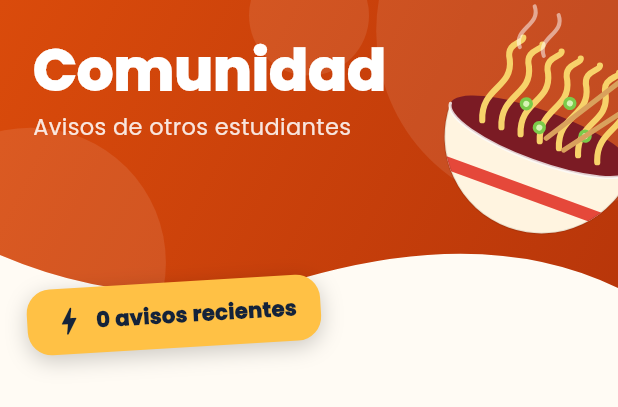
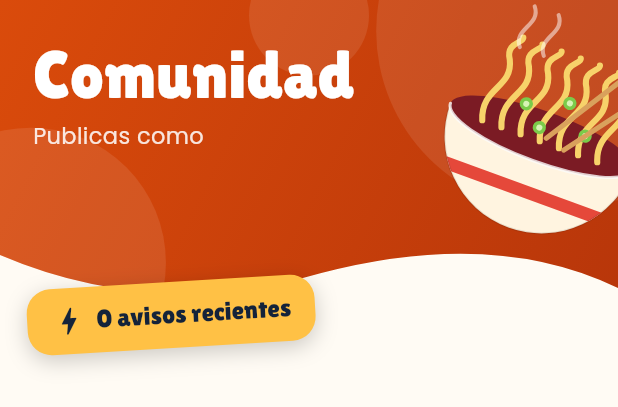
Before and after one commit to JoseGordilloMendoza/menuAppFlutter, a Flutter app: the _Header widget shown alone on an empty page, opened directly with empty values, on a phone screen of 412 x 824 dp. Shown: the top 407 px of the screen. Run offline on Flutter 3.47's test engine with Material 3 defaults, Android fonts, the phone set to English and light mode, and no system bars.

Commit message:
feat: muestra el apodo de quien publica y usa la tipografia de titulares
Co-Authored-By: Claude Sonnet 5.5 <noreply@anthropic.com>

```diff
--- a/lib/screens/community_tab.dart
+++ b/lib/screens/community_tab.dart
@@ -19,7 +19,7 @@ class CommunityTab extends StatelessWidget {
       return ListView(
         padding: const EdgeInsets.only(bottom: 110),
         children: [
-          _Header(count: notices.length),
+          _Header(count: notices.length, alias: store.alias),
           const SizedBox(height: 8),
           for (var i = 0; i < notices.length; i++)
             Padding(
@@ -41,9 +41,10 @@ class CommunityTab extends StatelessWidget {
 }
 
 class _Header extends StatelessWidget {
-  const _Header({required this.count});
+  const _Header({required this.count, required this.alias});
 
   final int count;
+  final String? alias;
 
   @override
   Widget build(BuildContext context) {
@@ -90,18 +91,13 @@ class _Header extends StatelessWidget {
             child: Column(
               crossAxisAlignment: CrossAxisAlignment.start,
               children: [
-                const Text(
+                Text(
                   'Comunidad',
-                  style: TextStyle(
-                    color: Colors.white,
-                    fontSize: 38,
-                    height: 1,
-                    fontWeight: FontWeight.w900,
-                  ),
+                  style: AppText.display(44, color: Colors.white, height: 1),
                 ),
                 const SizedBox(height: 8),
                 Text(
-                  'Avisos de otros estudiantes',
+                  alias == null ? 'Avisos de otros estudiantes' : 'Publicas como $alias',
                   style: TextStyle(color: Colors.white.withAlpha(220), fontSize: 15),
                 ),
               ],
@@ -128,10 +124,7 @@ class _Header extends StatelessWidget {
                     const SizedBox(width: 6),
                     Text(
                       '$count avisos recientes',
-                      style: const TextStyle(
-                        color: AppColors.navy,
-                        fontWeight: FontWeight.w900,
-                      ),
+                      style: AppText.display(17),
                     ),
                   ],
                 ),
@@ -207,11 +200,7 @@ class _NoticeBubble extends StatelessWidget {
                         notice.restaurant,
                         maxLines: 1,
                         overflow: TextOverflow.ellipsis,
-                        style: const TextStyle(
-                          color: AppColors.navy,
-                          fontWeight: FontWeight.w900,
-                          fontSize: 17,
-                        ),
+                        style: AppText.display(20),
                       ),
                       Text(
                         '${notice.author} · ${_timeLabel(notice.createdAt)}',
@@ -273,11 +262,7 @@ class _NoticeBubble extends StatelessWidget {
             ),
             child: Text(
               notice.author.characters.first.toUpperCase(),
-              style: const TextStyle(
-                color: Colors.white,
-                fontWeight: FontWeight.w900,
-                fontSize: 20,
-              ),
+              style: AppText.display(22, color: Colors.white),
             ),
           ),
           Positioned(
```
